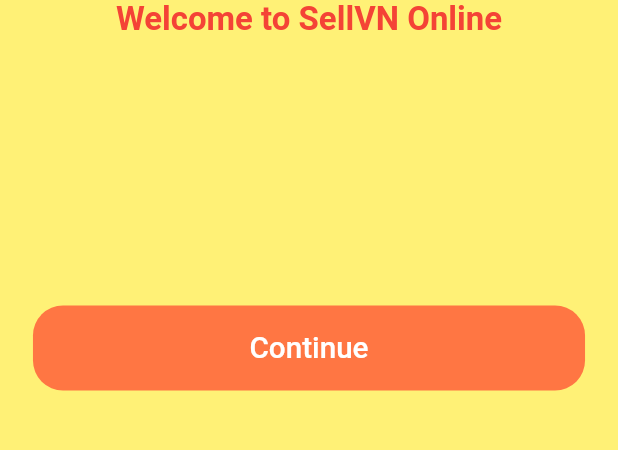
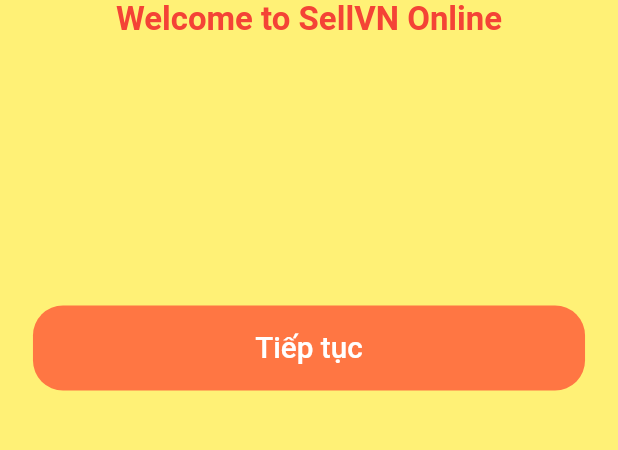
Before and after one commit to NguyenTanDung2001/LTDD, a Flutter app: the screen it shows after launch, on a phone screen of 412 x 824 dp, the part 579-1029 px from its top. Run offline on Flutter 3.47's test engine with Material 2 defaults, Android fonts, the light colour scheme and no system bars.

Commit message:
Doi ten button

```diff
--- a/lib/Splash_Screen/body.dart
+++ b/lib/Splash_Screen/body.dart
@@ -65,6 +65,7 @@
     return SizedBox(
       width: double.infinity,
       height: getProportionateScreenHeight(56),
+      // ignore: deprecated_member_use
       child: FlatButton(
         shape: RoundedRectangleBorder(
           borderRadius: BorderRadius.circular(20),
@@ -74,7 +75,7 @@
           Navigator.pushNamed(context, '/dangnhap');
         },
         child: Text(
-          "Continue",
+          "Tiếp tục",
           style: TextStyle(
             fontSize: getProportionateScreenWidth(18),
             color: Colors.white,
```
